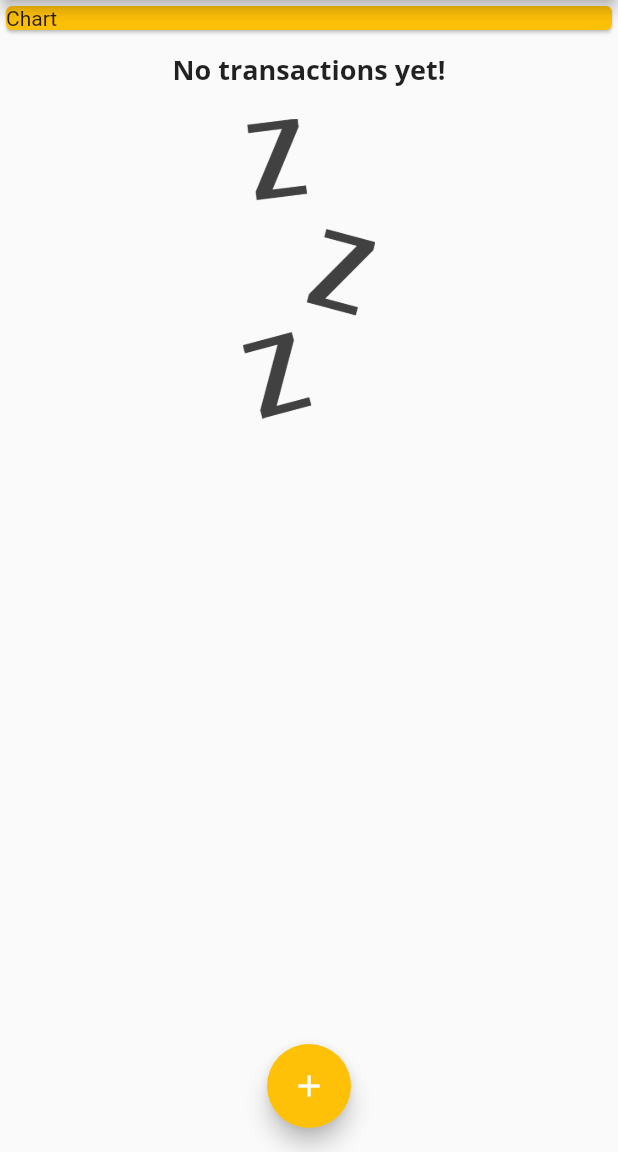
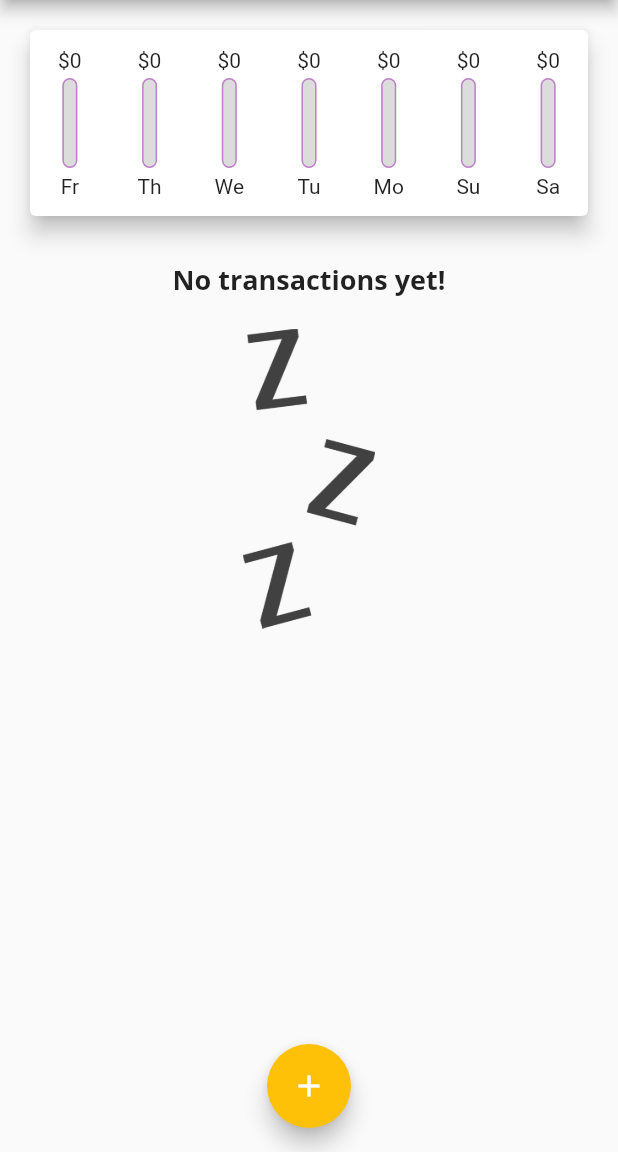
Before and after one commit to NitinNitinRaj/expense_app, a Flutter app: the screen it shows after launch, on a phone screen of 412 x 824 dp, the part 84-1236 px from its top. Run offline on Flutter 3.47's test engine with Material 2 defaults, Android fonts, the light colour scheme and no system bars.

Commit message:
Changes to be committed: 	deleted:    lib/pages/body.dart 	modified:   lib/pages/home.dart 	new file:   lib/widgets/Chart.dart 	new file:   lib/widgets/chart_bar.dart

```diff
--- a/lib/pages/body.dart
+++ /dev/null
@@ -1,26 +0,0 @@
-import 'package:expense_app/models/transaction.dart';
-import 'package:expense_app/widgets/transaction_list.dart';
-import 'package:flutter/material.dart';
-
-class Body extends StatelessWidget {
-  final List<Transaction> userTransactions;
-  const Body({super.key, required this.userTransactions});
-
-  @override
-  Widget build(BuildContext context) {
-    return SingleChildScrollView(
-      child: Column(
-        crossAxisAlignment: CrossAxisAlignment.stretch,
-        children: [
-          const Card(
-            color: Colors.amber,
-            child: Text("Chart"),
-          ),
-          TransactionList(
-            userTransactions: userTransactions,
-          ),
-        ],
-      ),
-    );
-  }
-}
--- a/lib/pages/home.dart
+++ b/lib/pages/home.dart
@@ -1,7 +1,8 @@
 import 'package:expense_app/models/transaction.dart';
+import 'package:expense_app/widgets/Chart.dart';
 import 'package:expense_app/widgets/new_transaction.dart';
+import 'package:expense_app/widgets/transaction_list.dart';
 import 'package:flutter/material.dart';
-import 'package:expense_app/pages/body.dart';
 import 'package:uuid/uuid.dart';
 
 class Home extends StatefulWidget {
@@ -12,20 +13,13 @@
 }
 
 class _HomeState extends State<Home> {
-  final List<Transaction> _userTransactions = [
-    // Transaction(
-    //   id: const Uuid(),
-    //   title: "New Shoe",
-    //   amount: 69.99,
-    //   date: DateTime.now(),
-    // ),
-    // Transaction(
-    //   id: const Uuid(),
-    //   title: "Dinner",
-    //   amount: 19.99,
-    //   date: DateTime.now(),
-    // ),
-  ];
+  final List<Transaction> _userTransactions = [];
+  List<Transaction> get _recentTransaction {
+    return _userTransactions.where((tx) {
+      return tx.date.isAfter(DateTime.now().subtract(const Duration(days: 7)));
+    }).toList();
+  }
+
   void _addNewTransaction(String title, double amount) {
     final newTransaction = Transaction(
       id: const Uuid(),
@@ -65,7 +59,19 @@
         child: const Icon(Icons.add),
         onPressed: () => {_startAddNewTransaction(context)},
       ),
-      body: Body(userTransactions: _userTransactions),
+      body: SingleChildScrollView(
+        child: Column(
+          crossAxisAlignment: CrossAxisAlignment.stretch,
+          children: [
+            Chart(
+              recentTransactions: _recentTransaction,
+            ),
+            TransactionList(
+              userTransactions: _userTransactions,
+            ),
+          ],
+        ),
+      ),
     );
   }
 }
--- /dev/null
+++ b/lib/widgets/Chart.dart
@@ -0,0 +1,62 @@
+import 'package:expense_app/models/transaction.dart';
+import 'package:expense_app/widgets/chart_bar.dart';
+import 'package:flutter/material.dart';
+import 'package:intl/intl.dart';
+
+class Chart extends StatelessWidget {
+  final List<Transaction> recentTransactions;
+  const Chart({super.key, required this.recentTransactions});
+
+  List<Map<String, Object>> get groupedTransactionValues {
+    return List.generate(7, (index) {
+      final weekDay = DateTime.now().subtract(Duration(days: index));
+      var totalAmount = 0.0;
+      for (Transaction transaction in recentTransactions) {
+        if (transaction.date.day == weekDay.day &&
+            transaction.date.month == weekDay.month &&
+            transaction.date.year == weekDay.year) {
+          totalAmount += transaction.amount;
+        }
+      }
+      return {
+        "day": DateFormat.E().format(weekDay).substring(0, 2),
+        "amount": totalAmount
+      };
+    });
+  }
+
+  double get spendingPCtOfTotal {
+    return groupedTransactionValues.fold(0.0, (sum, item) {
+      return sum + (item["amount"] as double);
+    });
+  }
+
+  @override
+  Widget build(BuildContext context) {
+    return Card(
+      elevation: 6,
+      margin: const EdgeInsets.all(20),
+      child: Row(
+        mainAxisAlignment: MainAxisAlignment.spaceAround,
+        children: [
+          ...groupedTransactionValues.map((dayAmount) {
+            return Flexible(
+              fit: FlexFit.tight,
+              child: Padding(
+                padding:
+                    const EdgeInsets.symmetric(vertical: 12, horizontal: 5),
+                child: ChartBar(
+                  spendingPCtOfTotal: spendingPCtOfTotal == 0
+                      ? 0.0
+                      : (dayAmount["amount"] as double) / spendingPCtOfTotal,
+                  label: dayAmount["day"].toString().substring(0, 2),
+                  amount: dayAmount["amount"] as double,
+                ),
+              ),
+            );
+          }).toList(),
+        ],
+      ),
+    );
+  }
+}
--- /dev/null
+++ b/lib/widgets/chart_bar.dart
@@ -0,0 +1,59 @@
+import 'package:flutter/material.dart';
+
+class ChartBar extends StatelessWidget {
+  final String label;
+  final double amount;
+  final double spendingPCtOfTotal;
+  const ChartBar({
+    super.key,
+    required this.spendingPCtOfTotal,
+    required this.label,
+    required this.amount,
+  });
+
+  @override
+  Widget build(BuildContext context) {
+    return Column(
+      children: [
+        FittedBox(child: Text("\$${amount.toStringAsFixed(0)}")),
+        const SizedBox(
+          height: 4,
+        ),
+        SizedBox(
+          width: 10,
+          height: 60,
+          child: Stack(
+            children: [
+              Container(
+                decoration: BoxDecoration(
+                  border: Border.all(
+                    color: Theme.of(context).primaryColor.withOpacity(0.5),
+                    width: 1,
+                  ),
+                  borderRadius: BorderRadius.circular(10),
+                  color: const Color.fromRGBO(220, 220, 220, 1),
+                ),
+              ),
+              FractionallySizedBox(
+                heightFactor: spendingPCtOfTotal,
+                child: Container(
+                  decoration: BoxDecoration(
+                    borderRadius: BorderRadius.circular(10),
+                    color: Theme.of(context)
+                        .colorScheme
+                        .secondary
+                        .withOpacity(0.5),
+                  ),
+                ),
+              ),
+            ],
+          ),
+        ),
+        const SizedBox(
+          height: 4,
+        ),
+        Text(label),
+      ],
+    );
+  }
+}
```
